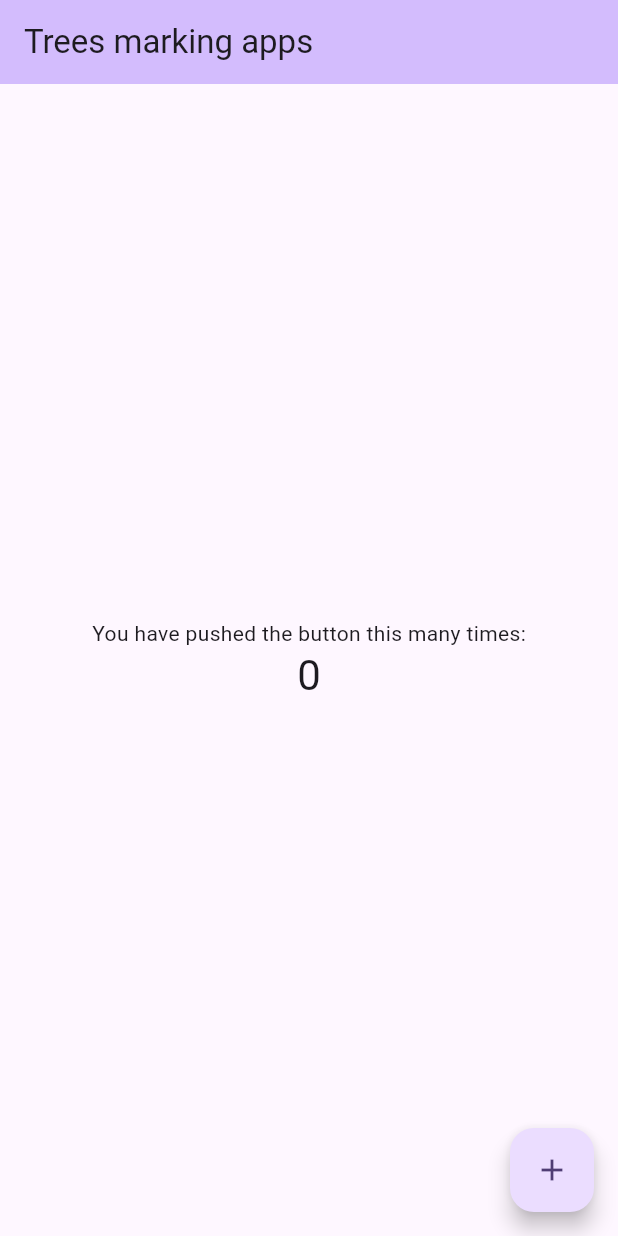
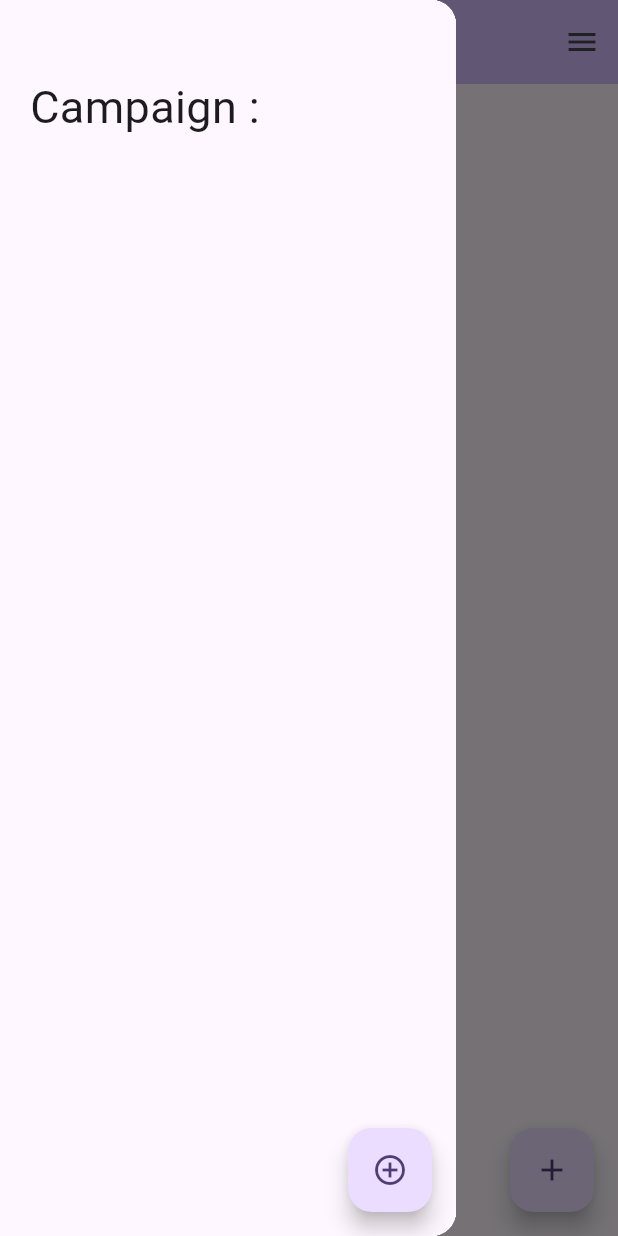
Before and after one commit to rdemont/Trees-Marking, a Flutter app: the screen it shows after launch, with the side drawer open (before the commit the screen has no drawer), on a phone screen of 412 x 824 dp. Run offline on Flutter 3.47's test engine with Material 3 defaults, Android fonts, the phone set to English and light mode, and no system bars; our stand-ins replace sqflite; missing offline and left inert: encrypt; accounts and stored records are empty.

Commit message:
First UI

```diff
--- /dev/null
+++ b/lib/Widget/CampaignWidget.dart
@@ -0,0 +1,157 @@
+
+
+
+import 'package:flutter/material.dart';
+import 'package:treesmarking/businessObj/campaign.dart';
+
+class CampaignWidget extends StatefulWidget {
+
+  final List<Campaign> campaignList;
+  int? selectedCampaignId;
+  Function onCamaignChange;
+
+  CampaignWidget(
+  {
+    super.key,
+    required this.campaignList,
+    //required this.selectedCampaignId,
+    required this.onCamaignChange
+  });
+
+
+  @override
+  State<CampaignWidget> createState() => _CampaignWidgetState();
+
+}
+
+
+
+
+
+class _CampaignWidgetState extends State<CampaignWidget> {
+  final TextEditingController groupItemController = TextEditingController();
+  Offset _tapPosition = Offset.zero;
+
+  void _getTapPosition(TapDownDetails details) {
+    final RenderBox referenceBox = context.findRenderObject() as RenderBox;
+    setState(() {
+      _tapPosition = referenceBox.globalToLocal(details.globalPosition);
+    });
+  }
+
+  void showContextMenu(BuildContext context, int taskId) async {
+    final RenderObject? overlay =
+        Overlay.of(context).context.findRenderObject();
+
+    showMenu(
+        context: context,
+        position: RelativeRect.fromRect(
+            Rect.fromLTWH(_tapPosition.dx, _tapPosition.dy, 30, 30),
+            Rect.fromLTWH(0, 0, overlay!.paintBounds.size.width,
+                overlay.paintBounds.size.height)),
+        items: [
+          PopupMenuItem(
+            value: "delete",
+            child: const Text("Delete"),
+            onTap: () {}
+            ,
+          ),
+          const PopupMenuItem(
+            value: "rename",
+            child: Text("Rename"),
+          ),
+        ]);
+  }
+
+  @override
+  Widget build(BuildContext context) {
+
+
+    return Scaffold(
+      body: Wrap(
+        children: [
+          Container(
+            margin: const EdgeInsets.only(top: 50, bottom: 40, left: 20),
+            child: const Text(
+              "Campaign :",
+              style: TextStyle(fontSize: 30),
+            ),
+          ),
+          ListView.builder(
+            padding: EdgeInsets.zero,
+            shrinkWrap: true,
+            itemCount: widget.campaignList.length,
+            itemBuilder: (BuildContext context, int index) {
+              return GestureDetector(
+                onTapDown: (details) => _getTapPosition(details),
+                onLongPress: () {
+                  showContextMenu(context, widget.campaignList[index].id!);
+                },
+                child: ListTile(
+                  title: Text(widget.campaignList[index].name),
+                  selected:
+                      widget.selectedCampaignId == widget.campaignList[index].id,
+                  onTap: () {
+                    Navigator.pop(context);
+                    setState(() {
+                      widget.selectedCampaignId = widget.campaignList[index].id;
+                      //widget.onListChange;
+                      widget.onCamaignChange(widget.campaignList[index].id);
+                    });
+                  },
+                ),
+              );
+            },
+          ),
+        ],
+      ),
+      floatingActionButton: FloatingActionButton(
+        child: const Icon(Icons.add_circle_outline),
+        onPressed: () {
+          addCampaign();
+        },
+      ),
+    );
+  }
+
+  addCampaign() {
+    var textFieldController = TextEditingController();
+
+    showDialog(
+      context: context,
+      builder: (context) => AlertDialog(
+        title: const Text("New campaign"),
+        content: TextField(
+          controller: textFieldController,
+          decoration: const InputDecoration(hintText: "Campaign name"),
+        ),
+        actions: [
+          TextButton(
+            onPressed: () => Navigator.pop(context, 'Cancel'),
+            child: const Text('Cancel'),
+          ),
+          TextButton(
+            onPressed: () {
+              print(textFieldController.text);
+              Campaign campaign = Campaign.newObj();
+              campaign.name = textFieldController.text;
+print("Campaign Save 1");
+              campaign.save().then((value){
+                int tmpid = campaign.id ;
+print("Campaign Save DONE with Value $value and ID: $tmpid");
+                widget.onCamaignChange(campaign.id);
+              });
+
+
+
+
+              Navigator.pop(context, 'OK');
+
+            },
+            child: const Text('OK'),
+          ),
+        ],
+      ),
+    );
+  }
+}
--- /dev/null
+++ b/lib/Widget/MarkedTreeWidget.dart
@@ -0,0 +1,35 @@
+
+
+import 'package:flutter/material.dart';
+
+import '../businessObj/markedTree.dart';
+
+class MarkedTreeWidget extends StatefulWidget {
+
+  final List<MarkedTree> items;
+
+
+  const MarkedTreeWidget(
+      {super.key,
+      required this.items});
+
+  @override
+  State<MarkedTreeWidget> createState() => _MarkedTreeWidgetState();
+}
+
+
+
+class _MarkedTreeWidgetState extends State<MarkedTreeWidget> {
+
+  @override
+  void initState() {
+    //_loadData();
+    super.initState();
+  }
+
+  @override
+  Widget build(BuildContext context) {
+
+    return Text("Salut");
+  }
+}
--- a/lib/businessObj/businessObj.dart
+++ b/lib/businessObj/businessObj.dart
@@ -19,7 +19,11 @@ class BusinessObj{
   }
 
   Future<int> save(){
-    return dbObj.save();
+    return dbObj.save().then((value)
+    {
+print ("BusinessObj - SAVE- ID: $id");
+      return value ;
+    });
   }
 
 
--- a/lib/pages/mainPage.dart
+++ b/lib/pages/mainPage.dart
@@ -4,6 +4,12 @@
 
 
 import 'package:flutter/material.dart';
+import 'package:treesmarking/Widget/CampaignWidget.dart';
+
+import '../Widget/MarkedTreeWidget.dart';
+import '../Widget/SettingsWidget.dart';
+import '../businessObj/campaign.dart';
+import '../businessObj/markedTree.dart';
 
 class MainPage extends StatefulWidget {
   const MainPage({super.key, required this.title});
@@ -24,71 +30,55 @@ class MainPage extends StatefulWidget {
 }
 
 class _MainPageState extends State<MainPage> {
-  int _counter = 0;
+  List<MarkedTree> markedTreeList = [];
+  List<Campaign> campaignList = [];
 
-  void _incrementCounter() {
-    setState(() {
-      // This call to setState tells the Flutter framework that something has
-      // changed in this State, which causes it to rerun the build method below
-      // so that the display can reflect the updated values. If we changed
-      // _counter without calling setState(), then the build method would not be
-      // called again, and so nothing would appear to happen.
-      _counter++;
-    });
-  }
+
 
   @override
   Widget build(BuildContext context) {
-    // This method is rerun every time setState is called, for instance as done
-    // by the _incrementCounter method above.
-    //
-    // The Flutter framework has been optimized to make rerunning build methods
-    // fast, so that you can just rebuild anything that needs updating rather
-    // than having to individually change instances of widgets.
+
     return Scaffold(
       appBar: AppBar(
-        // TRY THIS: Try changing the color here to a specific color (to
-        // Colors.amber, perhaps?) and trigger a hot reload to see the AppBar
-        // change color while the other colors stay the same.
+
         backgroundColor: Theme.of(context).colorScheme.inversePrimary,
-        // Here we take the value from the MyHomePage object that was created by
-        // the App.build method, and use it to set our appbar title.
+
         title: Text(widget.title),
       ),
       body: Center(
         // Center is a layout widget. It takes a single child and positions it
         // in the middle of the parent.
-        child: Column(
-          // Column is also a layout widget. It takes a list of children and
-          // arranges them vertically. By default, it sizes itself to fit its
-          // children horizontally, and tries to be as tall as its parent.
-          //
-          // Column has various properties to control how it sizes itself and
-          // how it positions its children. Here we use mainAxisAlignment to
-          // center the children vertically; the main axis here is the vertical
-          // axis because Columns are vertical (the cross axis would be
-          // horizontal).
-          //
-          // TRY THIS: Invoke "debug painting" (choose the "Toggle Debug Paint"
-          // action in the IDE, or press "p" in the console), to see the
-          // wireframe for each widget.
-          mainAxisAlignment: MainAxisAlignment.center,
-          children: <Widget>[
-            const Text(
-              'You have pushed the button this many times:',
-            ),
-            Text(
-              '$_counter',
-              style: Theme.of(context).textTheme.headlineMedium,
-            ),
-          ],
-        ),
-      ),
+        child: Container(
+          margin: const EdgeInsets.only(left:30),
+          child: SingleChildScrollView(
+            child: Column(
+              children: [MarkedTreeWidget(items: markedTreeList,)]
+            )
+          )
+        )),
       floatingActionButton: FloatingActionButton(
         onPressed: _incrementCounter,
         tooltip: 'Increment',
         child: const Icon(Icons.add),
-      ), // This trailing comma makes auto-formatting nicer for build methods.
+      ),
+      endDrawer:  Drawer(child:  SettingsWidget()), // This trailing comma makes auto-formatting nicer for build methods.
+      drawer: Drawer(child: CampaignWidget(
+        campaignList: campaignList,
+        onCamaignChange: _loadMarkedTreeFromCampaign,
+      ),),
     );
   }
+
+  void _incrementCounter() {
+  }
+
+  void _loadMarkedTreeFromCampaign(campaignId) async {
+print("Campaign ID to load $campaignId");
+    Campaign.openObj(campaignId).then((campaign) {
+      campaign.markedTreeList().then((list) {
+        markedTreeList = list ;
+      });
+    });
+  }
+
 }
```
Also changed, not shown: lib/Widget/SettingsWidget.dart (added, +119 -0 lines), lib/databaseObj/campaignDB.dart (+5 -7 lines), lib/databaseObj/databaseObj.dart (+23 -7 lines), lib/databaseObj/markedTreeDB.dart (+3 -4 lines), lib/databaseObj/speciesDB.dart (+3 -4 lines), lib/databaseObj/trunkSizeDB.dart (+3 -4 lines), lib/services/databaseService.dart (+11 -9 lines).
